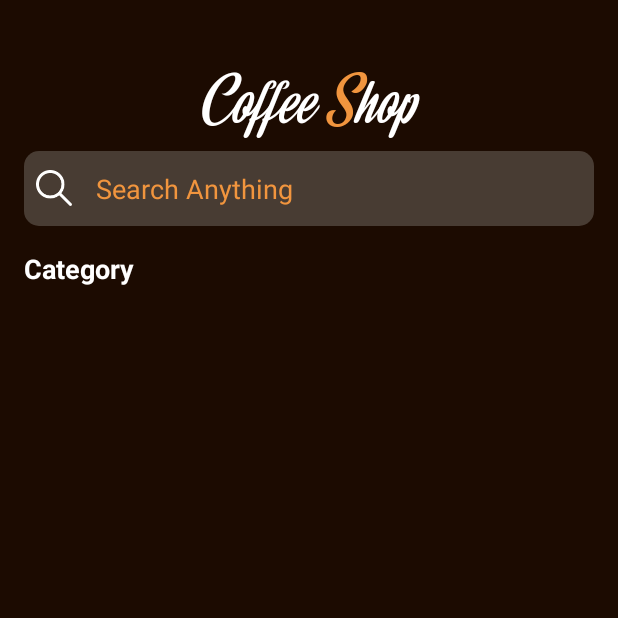
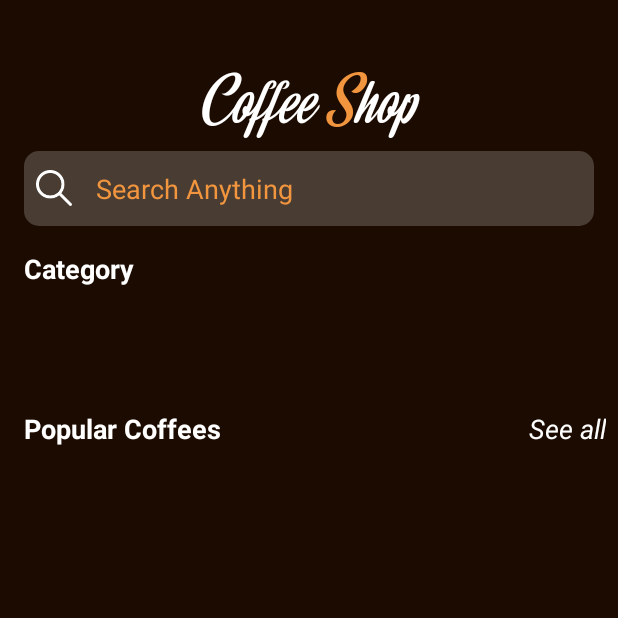
Before and after one commit to MonteiroNeto/CoffeShop, an Android app: the screen it shows after launch (MainActivity), on a phone screen of 412 x 824 dp, the top half of it. Run offline under Robolectric (Android 15) with nearby library versions, the phone set to English and light mode, and no system bars; our stand-ins replace CircleImageView, Firebase (no records; nobody signed in at launch, a user with empty details on screens opened directly).

Commit message:
load card popular

```diff
--- a/app/src/main/java/com/example/coffeeshop/repository/MainRepository.kt
+++ b/app/src/main/java/com/example/coffeeshop/repository/MainRepository.kt
@@ -3,6 +3,7 @@ package com.example.coffeeshop.repository
 import androidx.lifecycle.LiveData
 import androidx.lifecycle.MutableLiveData
 import com.example.coffeeshop.model.CategoryModel
+import com.example.coffeeshop.model.ItemModel
 import com.example.coffeeshop.util.Constant
 import com.google.firebase.database.DataSnapshot
 import com.google.firebase.database.DatabaseError
@@ -33,4 +34,26 @@ class MainRepository {
 
         return  listData
     }
+
+    fun loadPopular(): LiveData<MutableList<ItemModel>> {
+        val listData = MutableLiveData<MutableList<ItemModel>>()
+        val ref = firebaseDatabase.getReference(Constant().FIREBASE_REF_POUPULAR)
+
+        ref.addValueEventListener(object : ValueEventListener {
+            override fun onDataChange(snapshot: DataSnapshot) {
+                val list = mutableListOf<ItemModel>()
+                for (child in snapshot.children) {
+                    val item = child.getValue(ItemModel::class.java)
+                    item?.let { list.add(it) }
+                }
+                listData.value = list
+            }
+
+            override fun onCancelled(error: DatabaseError) {
+                TODO("Not yet implemented")
+            }
+        })
+
+        return  listData
+    }
 }
--- a/app/src/main/java/com/example/coffeeshop/ui/MainActivity.kt
+++ b/app/src/main/java/com/example/coffeeshop/ui/MainActivity.kt
@@ -6,6 +6,7 @@ import androidx.activity.enableEdgeToEdge
 import androidx.appcompat.app.AppCompatActivity
 import androidx.recyclerview.widget.LinearLayoutManager
 import com.example.coffeeshop.adapter.CategoryAdapter
+import com.example.coffeeshop.adapter.PopularAdapter
 import com.example.coffeeshop.databinding.ActivityMainBinding
 import com.example.coffeeshop.view_model.MainViewModel
 
@@ -21,6 +22,20 @@ class MainActivity : AppCompatActivity() {
 
 
         initCategoryAdapter()
+
+        initPopularAdapter()
+    }
+
+    private fun initPopularAdapter() {
+        binding.progressbarPopularActMain.visibility = View.VISIBLE
+        mainViewModel.loadPopular().observeForever {
+            binding.rvPopularActMain.layoutManager =
+                LinearLayoutManager(this, LinearLayoutManager.HORIZONTAL, false)
+            binding.progressbarPopularActMain.visibility = View.GONE
+            binding.rvPopularActMain.adapter = PopularAdapter(it)
+        }
+
+        mainViewModel.loadCategory()
     }
 
     private fun initCategoryAdapter() {
--- a/app/src/main/java/com/example/coffeeshop/util/Constant.kt
+++ b/app/src/main/java/com/example/coffeeshop/util/Constant.kt
@@ -2,7 +2,8 @@ package com.example.coffeeshop.util
 
 class Constant {
 
-    public val FIREBASE_REF_CATEGORY = "Category"
+    val FIREBASE_REF_CATEGORY = "Category"
+    val FIREBASE_REF_POUPULAR = "Popular"
 
 
 }
--- a/app/src/main/java/com/example/coffeeshop/view_model/MainViewModel.kt
+++ b/app/src/main/java/com/example/coffeeshop/view_model/MainViewModel.kt
@@ -2,6 +2,7 @@ package com.example.coffeeshop.view_model
 
 import androidx.lifecycle.LiveData
 import com.example.coffeeshop.model.CategoryModel
+import com.example.coffeeshop.model.ItemModel
 import com.example.coffeeshop.repository.MainRepository
 
 class MainViewModel {
@@ -10,4 +11,8 @@ class MainViewModel {
     fun loadCategory(): LiveData<MutableList<CategoryModel>>{
         return repository.loadCategory()
     }
+
+    fun loadPopular(): LiveData<MutableList<ItemModel>>{
+        return repository.loadPopular()
+    }
 }
--- /dev/null
+++ b/app/src/main/res/drawable/shape_dark_brown_bg.xml
@@ -0,0 +1,6 @@
+<?xml version="1.0" encoding="utf-8"?>
+<shape xmlns:android="http://schemas.android.com/apk/res/android"
+    android:shape="rectangle">
+    <solid android:color="@color/darkBrown"/>
+    <corners android:radius="10dp"/>
+</shape>
--- a/app/src/main/res/layout/activity_main.xml
+++ b/app/src/main/res/layout/activity_main.xml
@@ -68,31 +68,92 @@
                     android:id="@+id/rvCategoryActMain"
                     android:layout_width="match_parent"
                     android:layout_height="match_parent"
-                    app:layout_constraintBottom_toBottomOf="parent"
-                    app:layout_constraintEnd_toEndOf="parent"
-                    app:layout_constraintStart_toStartOf="parent"
-                    app:layout_constraintTop_toTopOf="parent"
+                    android:layout_marginTop="16dp"
                     android:clipToPadding="false"
                     android:minHeight="50dp"
                     android:paddingStart="8dp"
                     android:paddingEnd="8dp"
-                    android:layout_marginTop="16dp"
-                    />
+                    app:layout_constraintBottom_toBottomOf="parent"
+                    app:layout_constraintEnd_toEndOf="parent"
+                    app:layout_constraintStart_toStartOf="parent"
+                    app:layout_constraintTop_toTopOf="parent" />
 
                 <ProgressBar
                     android:id="@+id/progressbarCategoryActMain"
+                    style="?android:attr/progressBarStyle"
                     android:layout_width="match_parent"
                     android:layout_height="match_parent"
-                    app:layout_constraintStart_toStartOf="parent"
-                    app:layout_constraintTop_toTopOf="parent"
-                    app:layout_constraintEnd_toEndOf="parent"
-                    app:layout_constraintBottom_toBottomOf="parent"
-                    style="?android:attr/progressBarStyle"
                     android:indeterminateTint="@color/orange"
                     android:indeterminateTintMode="src_in"
-                    />
+                    app:layout_constraintBottom_toBottomOf="parent"
+                    app:layout_constraintEnd_toEndOf="parent"
+                    app:layout_constraintStart_toStartOf="parent"
+                    app:layout_constraintTop_toTopOf="parent" />
 
             </androidx.constraintlayout.widget.ConstraintLayout>
+
+            <LinearLayout
+                android:layout_width="match_parent"
+                android:layout_height="wrap_content"
+                android:orientation="horizontal">
+
+                <TextView
+                    android:layout_width="0dp"
+                    android:layout_height="wrap_content"
+                    android:layout_marginStart="16dp"
+                    android:layout_marginTop="16dp"
+                    android:layout_weight="1"
+                    android:text="@string/popular_coffees"
+                    android:textColor="@color/white"
+                    android:textSize="18sp"
+                    android:textStyle="bold" />
+
+                <TextView
+                    android:layout_width="wrap_content"
+                    android:layout_height="wrap_content"
+                    android:layout_marginStart="16dp"
+                    android:layout_marginTop="16dp"
+                    android:layout_marginEnd="8dp"
+                    android:text="@string/see_all"
+                    android:textColor="@color/white"
+                    android:textSize="18sp"
+                    android:textStyle="italic" />
+
+
+            </LinearLayout>
+
+            <androidx.constraintlayout.widget.ConstraintLayout
+                android:layout_width="match_parent"
+                android:layout_height="match_parent">
+
+                <androidx.recyclerview.widget.RecyclerView
+                    android:id="@+id/rvPopularActMain"
+                    android:layout_width="match_parent"
+                    android:layout_height="match_parent"
+                    android:layout_marginTop="16dp"
+                    android:clipToPadding="false"
+                    android:minHeight="50dp"
+                    android:paddingStart="8dp"
+                    android:paddingEnd="8dp"
+                    app:layout_constraintBottom_toBottomOf="parent"
+                    app:layout_constraintEnd_toEndOf="parent"
+                    app:layout_constraintStart_toStartOf="parent"
+                    app:layout_constraintTop_toTopOf="parent" />
+
+                <ProgressBar
+                    android:id="@+id/progressbarPopularActMain"
+                    style="?android:attr/progressBarStyle"
+                    android:layout_width="match_parent"
+                    android:layout_height="match_parent"
+                    android:indeterminateTint="@color/orange"
+                    android:indeterminateTintMode="src_in"
+                    app:layout_constraintBottom_toBottomOf="parent"
+                    app:layout_constraintEnd_toEndOf="parent"
+                    app:layout_constraintStart_toStartOf="parent"
+                    app:layout_constraintTop_toTopOf="parent" />
+
+            </androidx.constraintlayout.widget.ConstraintLayout>
+
         </LinearLayout>
 
     </ScrollView>
--- a/app/src/main/res/layout/viewholder_category.xml
+++ b/app/src/main/res/layout/viewholder_category.xml
@@ -2,8 +2,8 @@
 <TextView xmlns:android="http://schemas.android.com/apk/res/android"
     android:id="@+id/tvTitleViewHolderCategory"
     android:layout_marginHorizontal="8dp"
-    android:background="@drawable/shape_brown_bg"
-    android:backgroundTint="@color/darkBrown"
+    android:background="@drawable/shape_dark_brown_bg"
+
     android:layout_width="wrap_content"
     android:layout_height="45dp"
     android:text="title"
--- a/app/src/main/res/values/strings.xml
+++ b/app/src/main/res/values/strings.xml
@@ -7,4 +7,7 @@
     <string name="coffee_shop">Coffee <font color="#F1953e">S</font>hop</string>
     <string name="search_anything">Search Anything</string>
     <string name="category">Category</string>
+    <string name="see_all">See all</string>
+    <string name="popular_coffees">Popular Coffees</string>
+    <string name="add">add</string>
 </resources>
--- a/app/src/main/res/values/themes.xml
+++ b/app/src/main/res/values/themes.xml
@@ -6,4 +6,6 @@
     </style>
 
     <style name="Theme.CoffeeShop" parent="Base.Theme.CoffeeShop" />
+
+
 </resources>
```
Also changed, not shown: app/src/main/java/com/example/coffeeshop/adapter/CategoryAdapter.kt (+4 -3 lines), app/src/main/java/com/example/coffeeshop/adapter/PopularAdapter.kt (added, +48 -0 lines), app/src/main/java/com/example/coffeeshop/model/ItemModel.kt (added, +14 -0 lines), app/src/main/res/layout/viewholder_popular.xml (added, +81 -0 lines), app/src/main/res/values/style.xml (added, +9 -0 lines).
